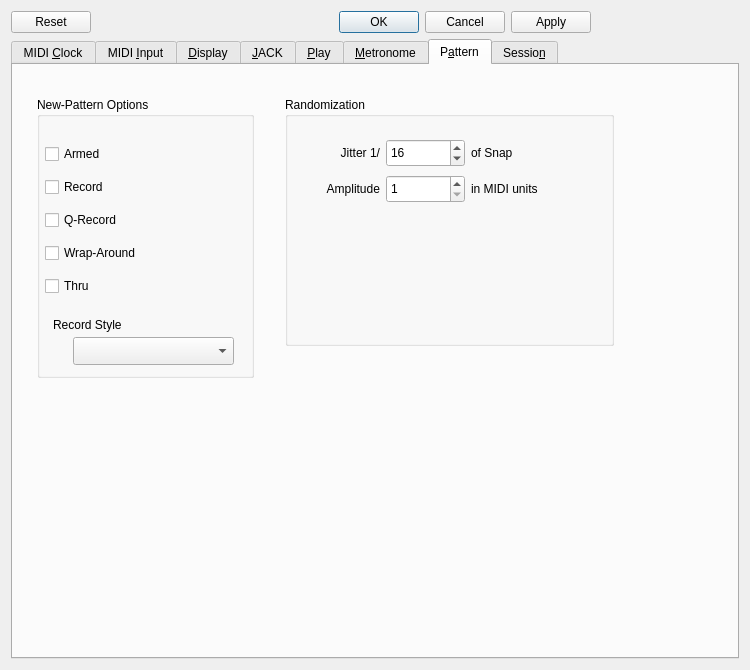
ahlstromcj/seq66, file seq_qt5/forms/qseditoptions.ui: the form before one commit.
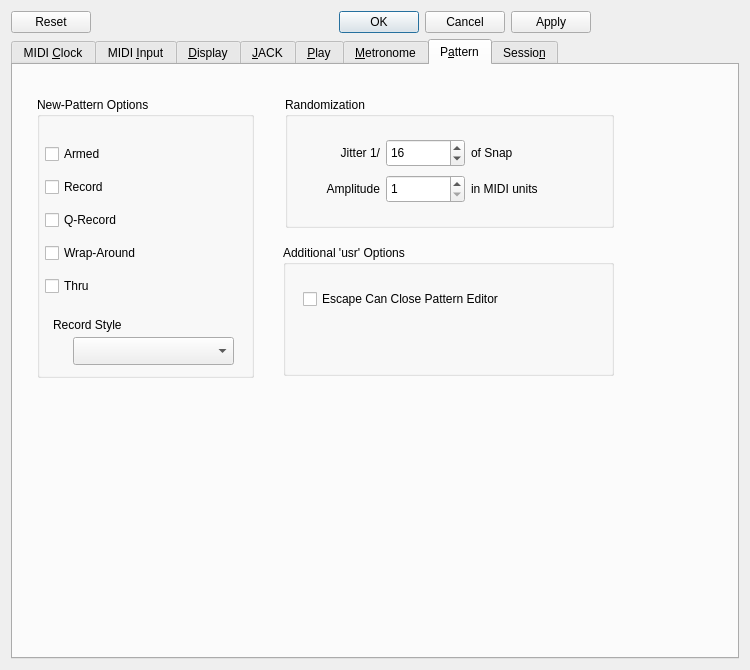
The form after the commit.

Commit message: For issue #117, added 'usr' option to enable Esc key to close the pattern editor if play is stopped and not in paint mode.

```diff
--- a/seq_qt5/forms/qseditoptions.ui
+++ b/seq_qt5/forms/qseditoptions.ui
@@ -37,7 +37,6 @@
      </property>
      <property name="font">
       <font>
-       <weight>50</weight>
        <bold>false</bold>
       </font>
      </property>
@@ -2787,7 +2786,7 @@
          <x>272</x>
          <y>32</y>
          <width>329</width>
-         <height>249</height>
+         <height>131</height>
         </rect>
        </property>
        <property name="title">
@@ -2875,6 +2874,32 @@
         </layout>
        </widget>
       </widget>
+      <widget class="QGroupBox" name="groupBoxUsrOptions">
+       <property name="geometry">
+        <rect>
+         <x>270</x>
+         <y>180</y>
+         <width>331</width>
+         <height>131</height>
+        </rect>
+       </property>
+       <property name="title">
+        <string>Additional 'usr' Options</string>
+       </property>
+       <widget class="QCheckBox" name="checkBoxEscapePattern">
+        <property name="geometry">
+         <rect>
+          <x>20</x>
+          <y>40</y>
+          <width>301</width>
+          <height>28</height>
+         </rect>
+        </property>
+        <property name="text">
+         <string>Escape Can Close Pattern Editor</string>
+        </property>
+       </widget>
+      </widget>
      </widget>
      <widget class="QWidget" name="tabSession">
       <attribute name="title">
```
Left out of the diff: 65 changed lines with no effect on the pictures. The commit also changes 12 other files.
